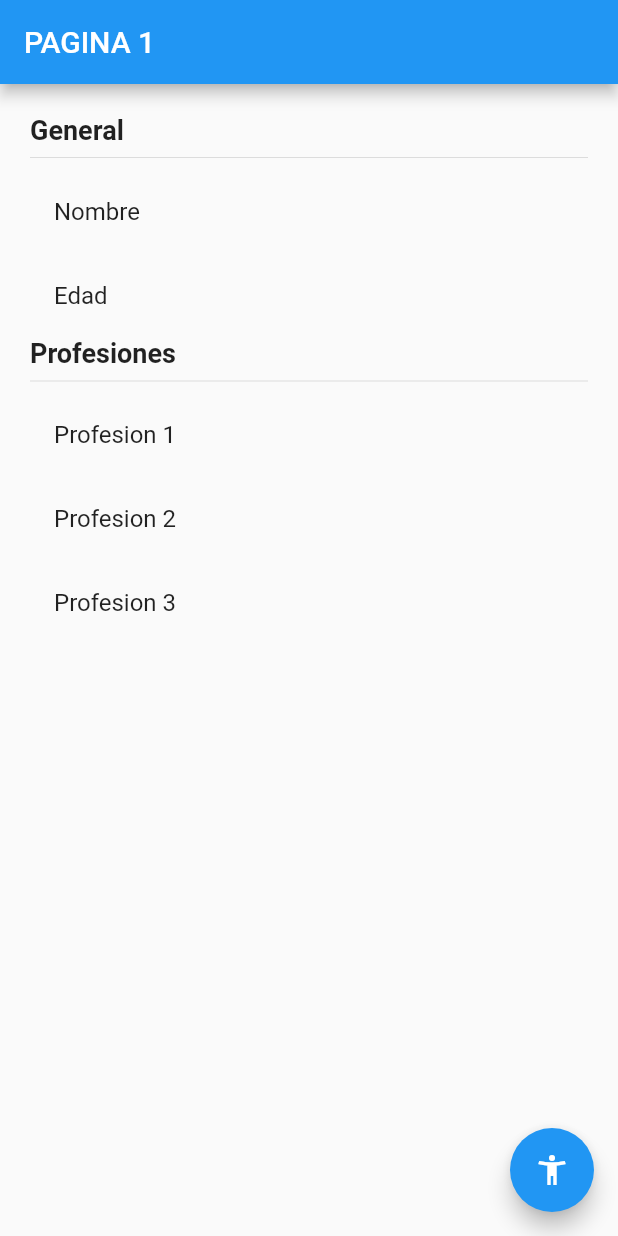
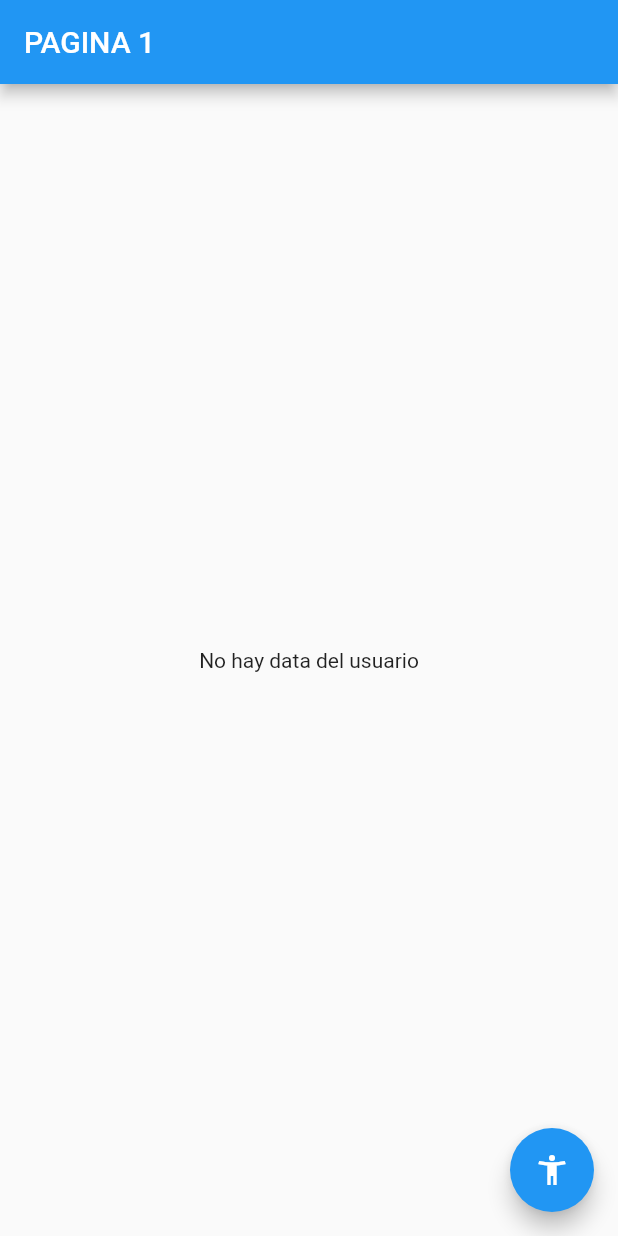
Before and after one commit to frithmatias/flutter_av_state_mgr, a Flutter app: the screen it shows after launch, on a phone screen of 412 x 824 dp. Run offline on Flutter 3.47's test engine with Material 2 defaults, Android fonts, the phone set to English and light mode, and no system bars; our stand-ins replace get.

Commit message:
GetX Terminado

```diff
--- /dev/null
+++ b/lib/controllers/usuario_controller.dart
@@ -0,0 +1,27 @@
+
+import 'package:estados_app/models/usuario.dart';
+import 'package:get/get.dart';
+
+class UsuarioController extends GetxController{
+  // Al extender con GetxController heredamos un monton de cosas interesantes como
+  // ciclos de vida de una variable, cuando cambia, cuando es seteada por primera vez, etc
+  // lo mas importante es que puedo transformar un bool en un Stream
+  RxBool existeUsuario = false.obs; // dynamic, var o RxBool, es lo mismo, Dart lo infiere.
+  Rx<Usuario> usuario = Usuario().obs; // 'Rx<Usuario>' > Objeto reactivo que emite un tipo 'Usuario'
+  get idProfesion => usuario.value.profesiones.length + 1;
+
+  void cargarUsuario(Usuario usr ) {
+    existeUsuario.value = true; // añade true al stream false.obs;
+    usuario.value = usr; // añade un usuario al stream Usuario().obs;
+  }
+
+  void cambiarEdad(int edad){
+    usuario.update((usr) => usr!.edad = edad);
+  }
+
+  void agregarProfesion(String prof){
+    // usuario.update((usr) => usr!.profesiones.add(prof));
+    // para romper referencia en lugar de agreagar una profesion
+    usuario.update((usr) => usr!.profesiones = [...usr.profesiones, prof]);
+  }
+}
--- a/lib/main.dart
+++ b/lib/main.dart
@@ -1,6 +1,8 @@
 import 'package:estados_app/pages/pagina1_page.dart';
 import 'package:estados_app/pages/pagina2_page.dart';
 import 'package:flutter/material.dart';
+import 'package:get/get.dart';
+// import 'package:get/route_manager.dart';
 
 void main() => runApp(const MyApp());
 
@@ -9,14 +11,26 @@ class MyApp extends StatelessWidget {
 
   @override
   Widget build(BuildContext context) {
-    return MaterialApp(
+    //return MaterialApp(
+    return GetMaterialApp(
+
       debugShowCheckedModeBanner: false,
       title: 'Material App',
       initialRoute: 'pagina1',
-      routes: {
-        'pagina1': (_) => const Pagina1Page(),
-        'pagina2': (_) => const Pagina2Page(),
-      }
+      // theme: ThemeData.dark(),
+
+      // routes: {
+      //   'pagina1': (_) => const Pagina1Page(),
+      //   'pagina2': (_) => const Pagina2Page(),
+      // }
+
+      // El sistema de rutas con routes funciona perfectamente con GetX, pero con GetX
+      // se recomienda definir las rutas de esta manera para permitir la inyección de dependencias
+
+      getPages: [
+        GetPage(name: '/pagina1', page: () => const Pagina1Page()),
+        GetPage(name: '/pagina2', page: () => const Pagina2Page()),
+      ]
     );
   }
 }
--- a/lib/models/usuario.dart
+++ b/lib/models/usuario.dart
@@ -1,13 +1,13 @@
 
 
 class Usuario {
-  String nombre;
-  int edad;
+  String? nombre;
+  int? edad;
   List<String> profesiones;
 
   Usuario({
-    required this.nombre,
-    required this.edad,
-    required this.profesiones
-  })
+    this.nombre,
+    this.edad,
+    this.profesiones = const []
+  });
 }
--- a/lib/pages/pagina1_page.dart
+++ b/lib/pages/pagina1_page.dart
@@ -1,25 +1,52 @@
+import 'package:estados_app/controllers/usuario_controller.dart';
+import 'package:estados_app/models/usuario.dart';
+// import 'package:estados_app/pages/pagina2_page.dart';
 import 'package:flutter/material.dart';
+import 'package:get/get.dart';
 
 class Pagina1Page extends StatelessWidget {
   const Pagina1Page({Key? key}) : super(key: key);
 
   @override
   Widget build(BuildContext context) {
+
+    // Con put inyecto una dependencia en el context manejado por GetX puede ser cualquier cosa
+    final usuarioController = Get.put(UsuarioController());
+
     return Scaffold(
       appBar: AppBar(title: const Text('PAGINA 1')),
-      body: const InfoUsuario(),
+      // body: const InfoUsuario(),
+      body: Obx(() {
+        return usuarioController.existeUsuario.value
+          ? InfoUsuario(usuarioController.usuario.value)
+          : const NoUserInfo();
+      }),
+
       floatingActionButton: FloatingActionButton(
         child: const Icon( Icons.accessibility_new),
         onPressed: () {
-          Navigator.pushNamed(context, 'pagina2');
+          // Navigator.pushNamed(context, 'pagina2');
+          // Get.to(() => const Pagina2Page(), arguments: {'nombre':'Matias', 'edad':42});
+          Get.toNamed('pagina2', arguments: {'nombre':'Matias', 'edad':42});
         },
       ),
     );
   }
 }
 
+
+class NoUserInfo extends StatelessWidget {
+  const NoUserInfo({ Key? key }) : super(key: key);
+
+  @override
+  Widget build(BuildContext context) {
+    return const Center(child: Text('No hay data del usuario'));
+  }
+}
+
 class InfoUsuario extends StatelessWidget {
-  const InfoUsuario({
+  final Usuario usuario;
+  const InfoUsuario(this.usuario, {
     Key? key,
   }) : super(key: key);
 
@@ -32,18 +59,16 @@ class InfoUsuario extends StatelessWidget {
       child: Column(
         crossAxisAlignment: CrossAxisAlignment.start,
         mainAxisAlignment: MainAxisAlignment.start,
-        children: const [
-          Text('General', style: TextStyle( fontSize: 18, fontWeight: FontWeight.bold)),
-          Divider(),
-          ListTile( title: Text('Nombre')),
-          ListTile( title: Text('Edad')),
-          Text('Profesiones', style: TextStyle( fontSize: 18, fontWeight: FontWeight.bold)),
-          Divider(),
-          ListTile( title: Text('Profesion 1')),
-          ListTile( title: Text('Profesion 2')),
-          ListTile( title: Text('Profesion 3')),
-
-
+        children: [
+          const Text('General', style: TextStyle( fontSize: 18, fontWeight: FontWeight.bold)),
+          const Divider(),
+          ListTile( title: Text('Nombre ${usuario.nombre}')),
+          ListTile( title: Text('Edad ${usuario.edad}')),
+          const Text('Profesiones', style: TextStyle( fontSize: 18, fontWeight: FontWeight.bold)),
+          const Divider(),
+          Column(
+            children: usuario.profesiones.map((profesion) => ListTile( title: Text(profesion))).toList()
+          )
         ],
       ),
     );
--- a/pubspec.yaml
+++ b/pubspec.yaml
@@ -34,6 +34,7 @@ dependencies:
   # The following adds the Cupertino Icons font to your application.
   # Use with the CupertinoIcons class for iOS style icons.
   cupertino_icons: ^1.0.2
+  get: ^4.3.8
 
 dev_dependencies:
   flutter_test:
```
Also changed, not shown: lib/pages/pagina2_page.dart (+39 -3 lines), pubspec.lock.
